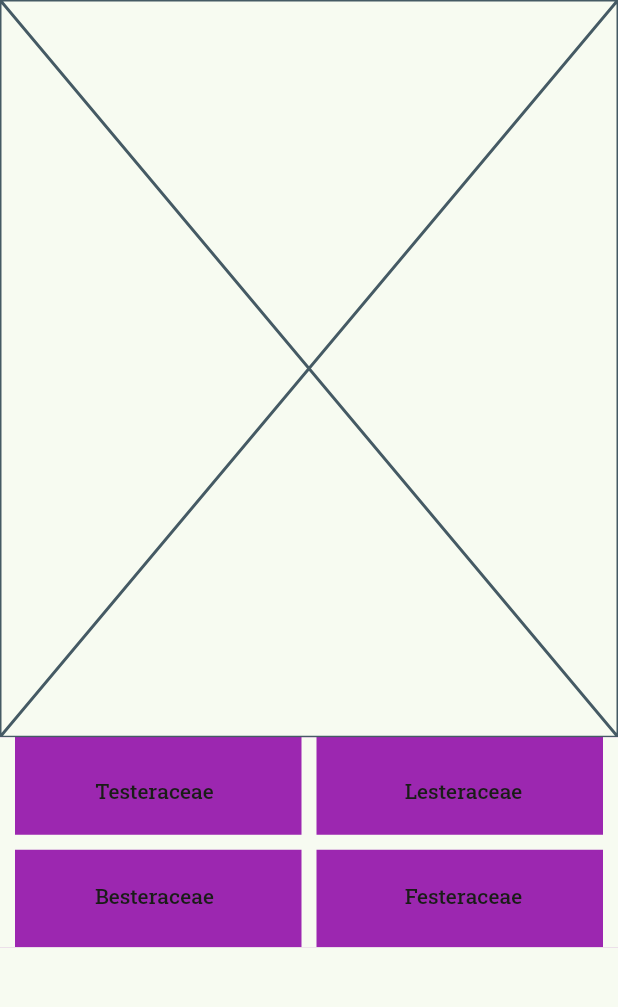
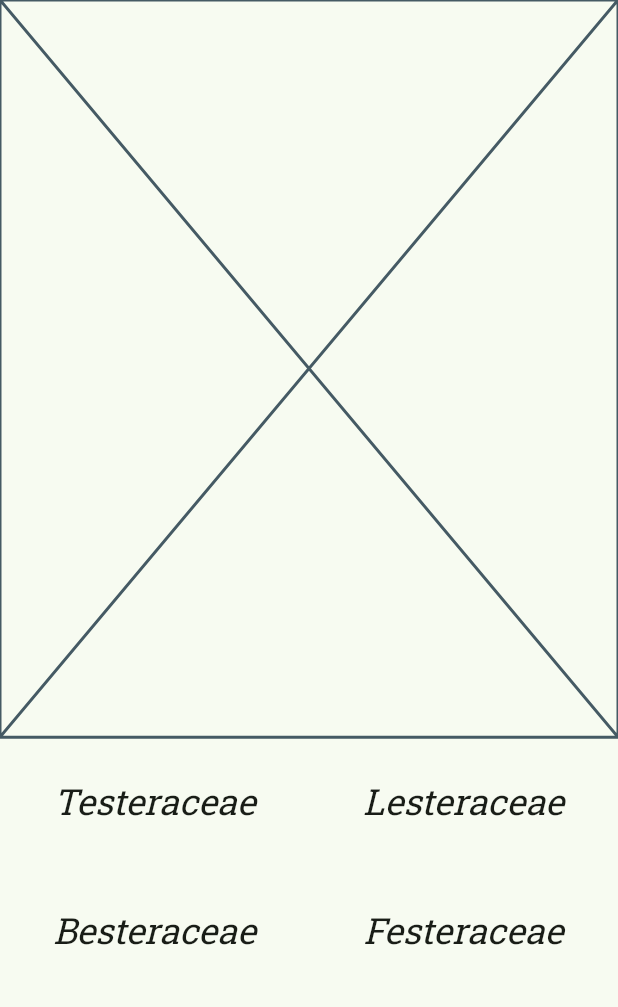
Before and after one commit to JPUF/flash_botany_flutter, a Flutter app: the screen it shows after launch, on a phone screen of 412 x 824 dp, the part 84-1091 px from its top. Run offline on Flutter 3.47's test engine with Material 2 defaults, Android fonts, the phone set to English and light mode, and no system bars; drawn by our look-alikes of dynamic_color; our stand-ins replace flutter_svg, go_router, google_fonts, material_color_utilities; missing offline and left inert: snapping_sheet; statements that could not run were skipped.

Commit message:
Answer button styling

```diff
--- a/app/lib/src/features/home/view/components/answer_button.dart
+++ b/app/lib/src/features/home/view/components/answer_button.dart
@@ -12,14 +12,19 @@ class AnswerButton extends StatelessWidget {
 
   @override
   Widget build(BuildContext context) {
-    return Container(
-      height: 70,
-      width: double.infinity,
-      color: Colors.purple,
-      alignment: AlignmentDirectional.center,
-      child: Text(
-        answerTitle,
-        style: context.labelLarge,
+    return Padding(
+      padding: const EdgeInsets.all(8.0),
+      child: InkWell(
+        onTap: () {},
+        child: Container(
+          height: 70,
+          width: double.infinity,
+          alignment: AlignmentDirectional.center,
+          child: Text(
+            answerTitle,
+            style: context.headlineSmall?.apply(fontStyle: FontStyle.italic),
+          ),
+        ),
       ),
     );
   }
--- a/app/lib/src/features/home/view/components/flash_content.dart
+++ b/app/lib/src/features/home/view/components/flash_content.dart
@@ -1,5 +1,6 @@
 import 'package:flutter/material.dart';
 
+import '../../../../shared/extensions.dart';
 import 'answer_button.dart';
 
 class FlashContent extends StatelessWidget {
@@ -25,16 +26,10 @@ class AnswerOptions extends StatelessWidget {
 
   @override
   Widget build(BuildContext context) {
-    final colors = Theme.of(context).colorScheme;
-    final tableBorder = BorderSide(width: 10, color: colors.surface);
+    return LayoutBuilder(builder: (context, constraints) {
+      final columnWidth = constraints.isMobile ? 0.5 : 0.25;
       return Table(
-      defaultColumnWidth: const FractionColumnWidth(0.5),
-      border: TableBorder(
-        verticalInside: tableBorder,
-        horizontalInside: tableBorder,
-        left: tableBorder,
-        right: tableBorder,
-      ),
+        defaultColumnWidth: FractionColumnWidth(columnWidth),
         children: const [
           TableRow(children: [
             AnswerButton(answerTitle: 'Testeraceae'),
@@ -46,5 +41,6 @@ class AnswerOptions extends StatelessWidget {
           ])
         ],
       );
+    });
   }
 }
```
Lines whose indentation alone changed are shown as unchanged.
